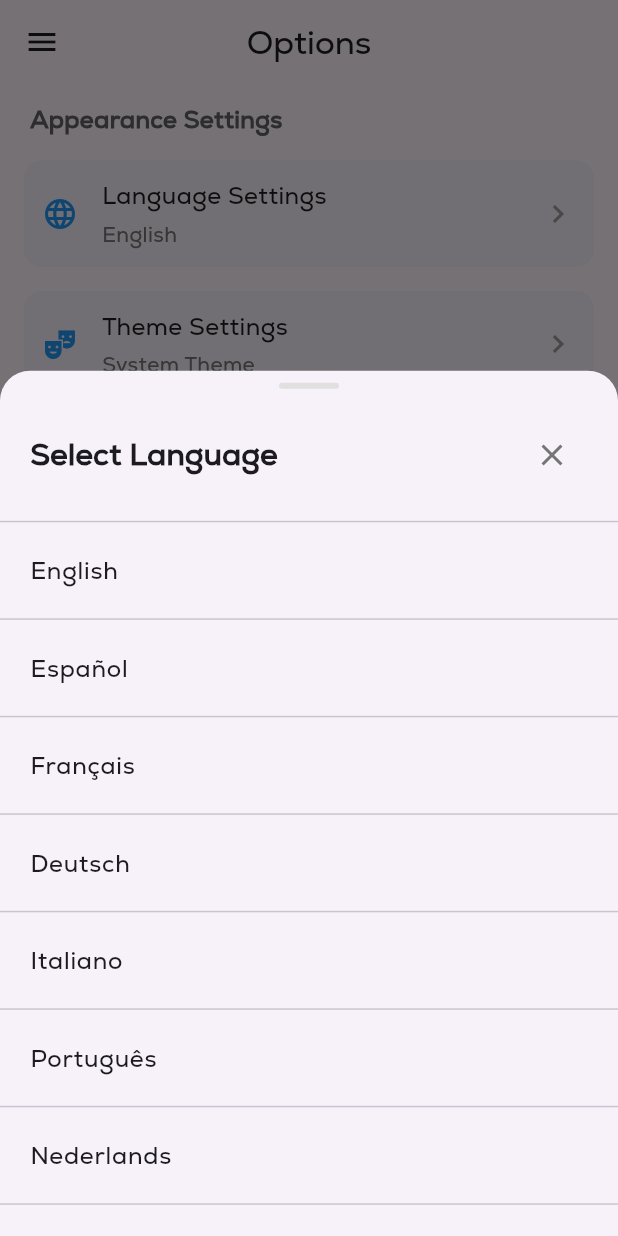
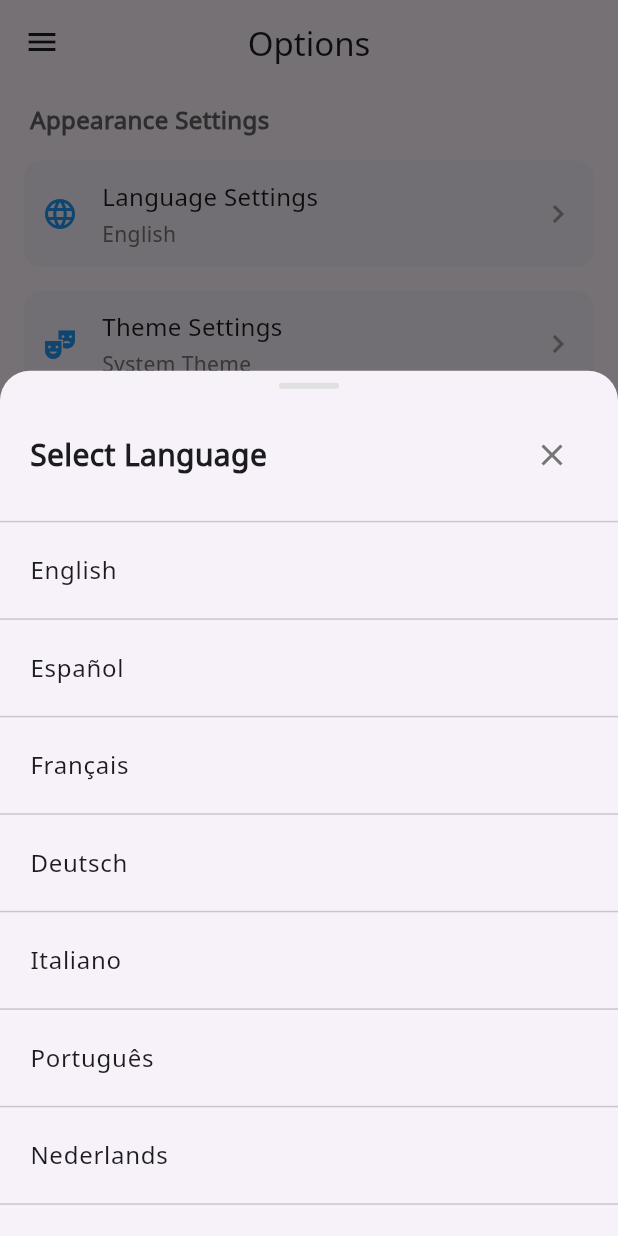
Before and after one commit to chouyo/project_led, a Flutter app: the OptionScreen screen opened by its route, after a tap on "Language Settings", on a phone screen of 412 x 824 dp. Run offline on Flutter 3.47's test engine with Material 3 defaults, Android fonts, the phone set to English and light mode, and no system bars; our stand-ins replace get, hive, hive_flutter, vibration, wakelock_plus; accounts and stored records are empty.

Commit message:
Replace NexaRegular font with NotoSans-Regular across the application, updating pubspec.yaml and relevant UI components in HomeScreen, ListScreen, OptionScreen, and MainDrawer for consistent typography.

```diff
--- a/lib/infrastructure/data/constants.dart
+++ b/lib/infrastructure/data/constants.dart
@@ -76,7 +76,7 @@ enum ESpeed {
   fast,
 }
 
-final String nexaRegular = "NexaRegular";
+final String notoSansRegular = "NotoSans-Regular";
 
 enum ETheme { auto, light, dark }
 
--- a/lib/presentation/option/option.screen.dart
+++ b/lib/presentation/option/option.screen.dart
@@ -19,7 +19,7 @@ class OptionScreen extends GetView<OptionController> {
             Scaffold.of(context).openDrawer();
           },
         ),
-        title: Text('options'.tr, style: TextStyle(fontFamily: nexaRegular)),
+        title: Text('options'.tr, style: TextStyle(fontFamily: notoSansRegular)),
         centerTitle: true,
       ),
       body: Obx(
@@ -66,7 +66,7 @@ class OptionScreen extends GetView<OptionController> {
                                     style: TextStyle(
                                       fontSize: 20,
                                       fontWeight: FontWeight.w600,
-                                      fontFamily: nexaRegular,
+                                      fontFamily: notoSansRegular,
                                     ),
                                   ),
                                   Spacer(),
@@ -95,7 +95,7 @@ class OptionScreen extends GetView<OptionController> {
                                       style: TextStyle(
                                         fontWeight: FontWeight.w500,
                                         fontSize: 16,
-                                        fontFamily: nexaRegular,
+                                        fontFamily: notoSansRegular,
                                       ),
                                     ),
                                     trailing: Obx(() =>
@@ -156,7 +156,7 @@ class OptionScreen extends GetView<OptionController> {
                                     style: TextStyle(
                                       fontSize: 20,
                                       fontWeight: FontWeight.w600,
-                                      fontFamily: nexaRegular,
+                                      fontFamily: notoSansRegular,
                                     ),
                                   ),
                                   Spacer(),
@@ -183,7 +183,7 @@ class OptionScreen extends GetView<OptionController> {
                                       style: TextStyle(
                                         fontWeight: FontWeight.w500,
                                         fontSize: 16,
-                                        fontFamily: nexaRegular,
+                                        fontFamily: notoSansRegular,
                                       ),
                                     ),
                                     trailing: Obx(() =>
@@ -225,7 +225,7 @@ class OptionScreen extends GetView<OptionController> {
               fontSize: 16,
               fontWeight: FontWeight.bold,
               color: Colors.grey[700],
-              fontFamily: nexaRegular,
+              fontFamily: notoSansRegular,
             ),
           ),
         ),
@@ -259,7 +259,7 @@ class OptionScreen extends GetView<OptionController> {
                       style: TextStyle(
                         fontSize: 16,
                         fontWeight: FontWeight.w500,
-                        fontFamily: nexaRegular,
+                        fontFamily: notoSansRegular,
                       ),
                     ),
                     SizedBox(height: 4),
@@ -268,7 +268,7 @@ class OptionScreen extends GetView<OptionController> {
                       style: TextStyle(
                         fontSize: 14,
                         color: Colors.grey[600],
-                        fontFamily: nexaRegular,
+                        fontFamily: notoSansRegular,
                       ),
                     ),
                   ],
--- a/lib/presentation/shared/main_drawer.dart
+++ b/lib/presentation/shared/main_drawer.dart
@@ -26,7 +26,7 @@ class MainDrawer extends StatelessWidget {
                 Text(
                   'appName'.tr,
                   style: TextStyle(
-                    fontFamily: nexaRegular,
+                    fontFamily: notoSansRegular,
                     fontSize: 24,
                     fontWeight: FontWeight.bold,
                     color: Colors.white,
@@ -37,8 +37,8 @@ class MainDrawer extends StatelessWidget {
           ),
           ListTile(
             leading: Icon(Icons.list),
-            title:
-                Text('ledList'.tr, style: TextStyle(fontFamily: nexaRegular)),
+            title: Text('ledList'.tr,
+                style: TextStyle(fontFamily: notoSansRegular)),
             onTap: () {
               Scaffold.of(context).closeDrawer();
               if (currentRoute != Routes.LIST) {
@@ -52,8 +52,8 @@ class MainDrawer extends StatelessWidget {
           ),
           ListTile(
             leading: Icon(Icons.settings),
-            title:
-                Text('options'.tr, style: TextStyle(fontFamily: nexaRegular)),
+            title: Text('options'.tr,
+                style: TextStyle(fontFamily: notoSansRegular)),
             onTap: () {
               Scaffold.of(context).closeDrawer();
               if (currentRoute != Routes.OPTION) {
--- a/pubspec.yaml
+++ b/pubspec.yaml
@@ -96,6 +96,6 @@ flutter:
   # For details regarding fonts from package dependencies,
   # see https://flutter.dev/to/font-from-package
   fonts:
-    - family: NexaRegular
+    - family: NotoSans-Regular
       fonts:
-        - asset: assets/fonts/Nexa-Regular.OTF
+        - asset: assets/fonts/NotoSans-Regular.ttf
```
Also changed, not shown: lib/presentation/home/home.screen.dart (+6 -6 lines), lib/presentation/list/list.screen.dart (+13 -11 lines), assets/fonts/Nexa-Regular.OTF (deleted), assets/fonts/NotoSans-Regular.ttf (added).
